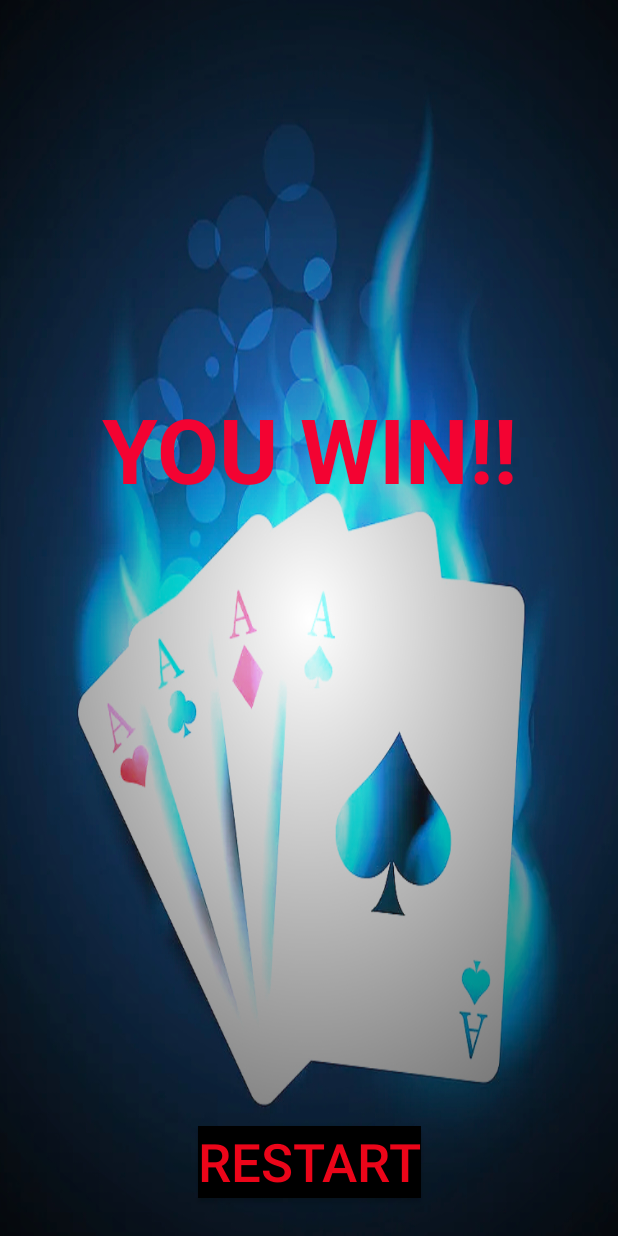
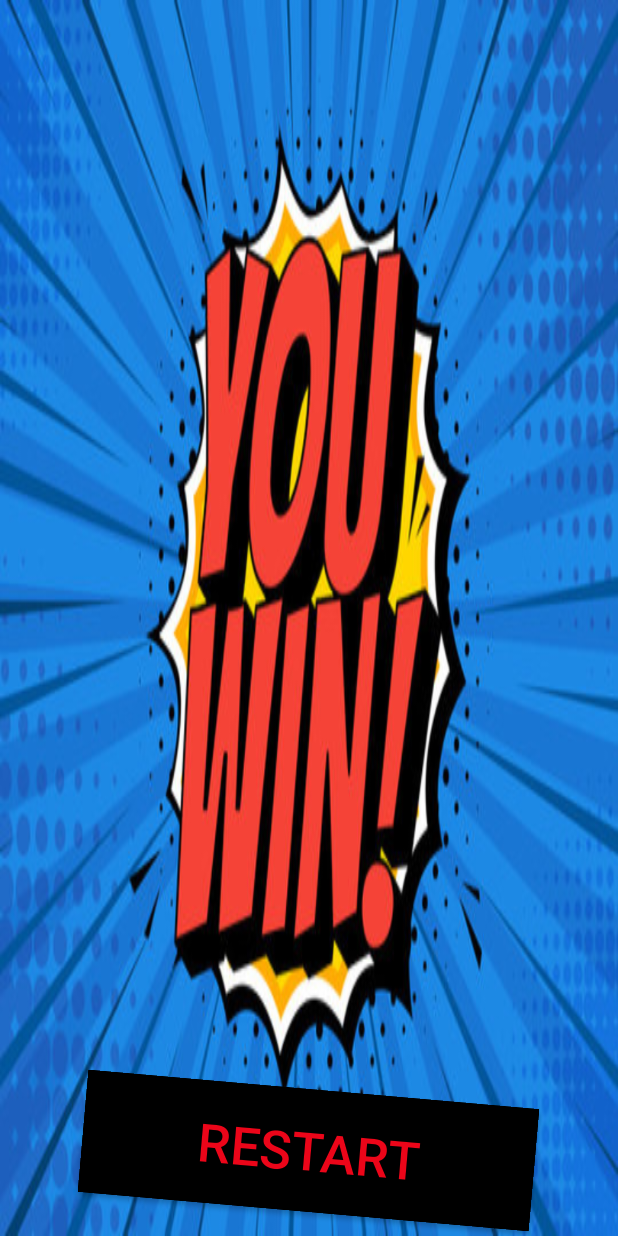
Before and after one commit to ernestocarocca/card_game_exam, an Android app: the Newactivity screen opened directly, with no data from a screen before it, on a phone screen of 412 x 824 dp. Run offline under Robolectric (Android 15) with nearby library versions, the phone set to English and light mode, and no system bars; Roboto replaces fonts that are not available here.

Commit message:
jag har byt sista sidan bild

```diff
--- a/app/src/main/java/com/example/random/Newactivity.kt
+++ b/app/src/main/java/com/example/random/Newactivity.kt
@@ -17,12 +17,12 @@ class Newactivity : AppCompatActivity() {
     override fun onCreate(savedInstanceState: Bundle?) {
         super.onCreate(savedInstanceState)
         setContentView(R.layout.activity_newactivity)
-        scoreView = findViewById(R.id.pointsView)
+
         var button = findViewById<Button>(R.id.restartButton)
 
 
 
-        scoreView.text= "YOU WIN!! "
+
 
         button.setOnClickListener{
             val intent = Intent(this, MainActivity::class.java)
--- a/app/src/main/res/layout/activity_main.xml
+++ b/app/src/main/res/layout/activity_main.xml
@@ -70,6 +70,7 @@
         android:layout_height="66dp"
         android:layout_marginTop="40dp"
         android:fontFamily="@font/almendra_bold"
+        android:gravity="center"
         android:shadowColor="#070707"
         android:textColor="#F80000"
         android:textSize="34sp"
--- a/app/src/main/res/layout/activity_newactivity.xml
+++ b/app/src/main/res/layout/activity_newactivity.xml
@@ -4,35 +4,23 @@
     xmlns:tools="http://schemas.android.com/tools"
     android:layout_width="match_parent"
     android:layout_height="match_parent"
-    android:background="@drawable/blue"
-    android:layout_gravity="fill_vertical"
+    android:background="@drawable/you_win"
     tools:context=".Newactivity">
-
-    <TextView
-        android:id="@+id/pointsView"
-        android:layout_width="381dp"
-        android:layout_height="150dp"
-        android:layout_marginTop="224dp"
-        android:layout_marginEnd="8dp"
-        android:gravity="center"
-        android:textColor="#F30332"
-        android:textSize="60sp"
-        android:textStyle="bold"
-        app:layout_constraintEnd_toEndOf="parent"
-        app:layout_constraintTop_toTopOf="parent" />
 
     <Button
         android:id="@+id/restartButton"
-        android:layout_width="wrap_content"
-        android:layout_height="wrap_content"
-        android:layout_marginBottom="25dp"
+        android:layout_width="302dp"
+        android:layout_height="82dp"
+        android:layout_marginBottom="16dp"
+        android:background="@color/black"
+        android:gravity="center"
+        android:rotation="5"
+        android:text="RESTART"
+        android:textColor="#EC0519"
         android:textSize="35dp"
-        android:gravity="center"
-        android:text="RESTART"
-        android:background="@color/black"
-        android:textColor="#EC0519"
         app:layout_constraintBottom_toBottomOf="parent"
         app:layout_constraintEnd_toEndOf="parent"
+        app:layout_constraintHorizontal_bias="0.495"
         app:layout_constraintStart_toStartOf="parent" />
 
 </androidx.constraintlayout.widget.ConstraintLayout>
--- a/app/src/main/res/values/strings.xml
+++ b/app/src/main/res/values/strings.xml
@@ -1,7 +1,9 @@
 <resources>
     <string name="app_name">random</string>
-    <string name="first_side_text">För att få poäng ska du gissa rätt värde på nästa kort, för ett
-        högre värde klicka HIGHER lägre klicka LOWER </string>
+    <string name="first_side_text">För att få poäng ska du gissa rätt värde
+        på nästa kort, för ett
+        högre värde klicka HIGHER lägre klicka LOWER.
+        För att vinna behöver du få 3 poäng</string>
 
 
     <string name="start_game">START</string>
```
Also changed, not shown: app/src/main/res/layout/activity_main_activityfirstside.xml (+5 -5 lines), app/src/main/res/drawable/you_win.jpeg (added).
